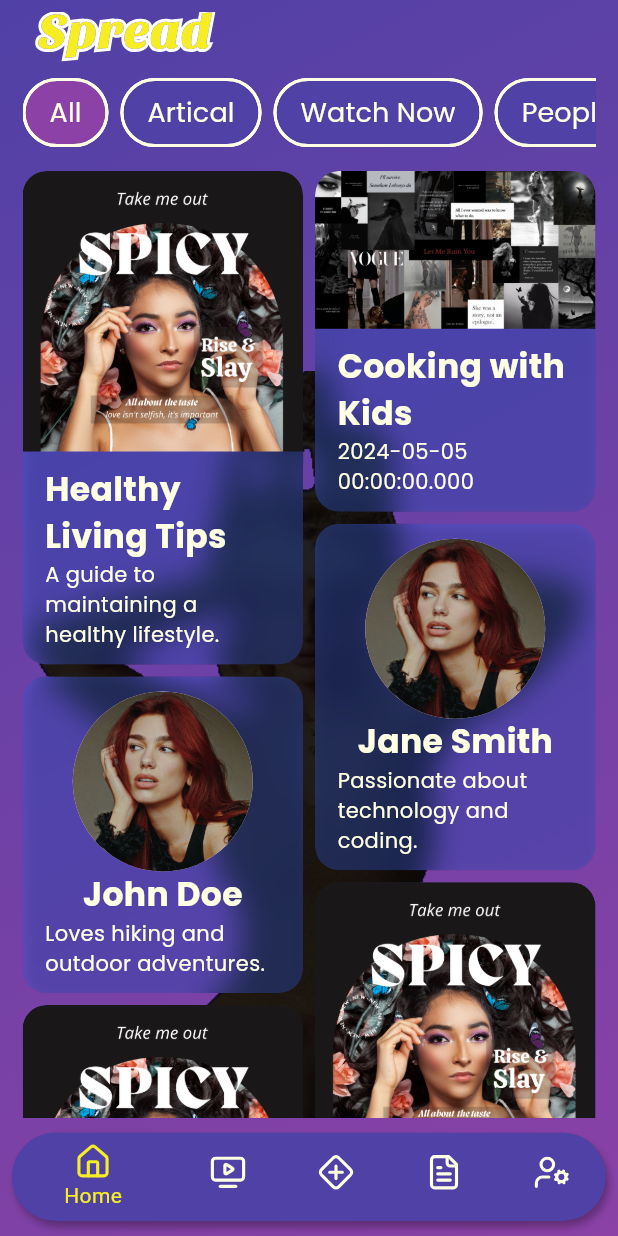
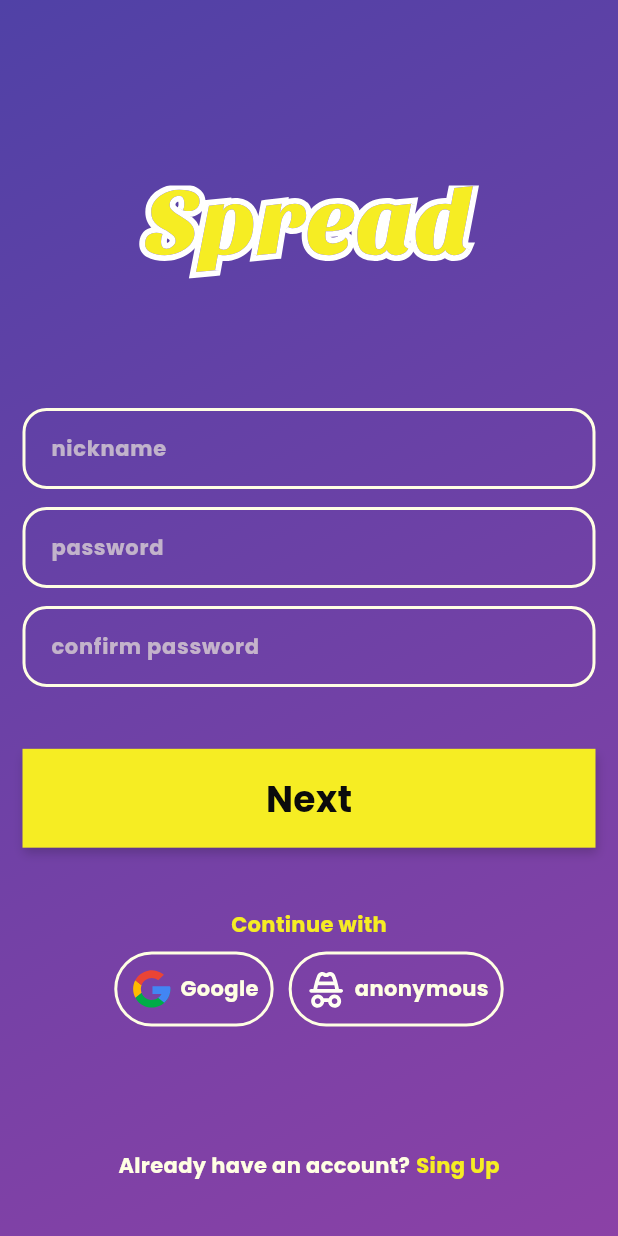
Before and after one commit to uchamod/Spread_app, a Flutter app: the screen it shows after launch, on a phone screen of 412 x 824 dp. Run offline on Flutter 3.47's test engine with Material 3 defaults, Android fonts, the phone set to English and light mode, and no system bars; our stand-ins replace firebase_core, flutter_svg, go_router, google_fonts; accounts and stored records are empty; project files that could hold a hidden picture were left out.

Commit message:
implemant front end for nitro and sing in page 1

```diff
--- a/lib/main.dart
+++ b/lib/main.dart
@@ -1,3 +1,4 @@
+import 'package:firebase_core/firebase_core.dart';
 import 'package:flutter/material.dart';
 import 'package:provider/provider.dart';
 import 'package:spread/provider/artical_provider.dart';
@@ -6,7 +7,10 @@ import 'package:spread/provider/people_provider.dart';
 import 'package:spread/provider/video_provider.dart';
 import 'package:spread/router/go_router.dart';
 
-void main() {
+void main() async {
+  WidgetsFlutterBinding.ensureInitialized();
+  await Firebase.initializeApp();
+
   runApp(
     MultiProvider(
       providers: [
--- /dev/null
+++ b/lib/pages/enter_pages/auth_page.dart
@@ -0,0 +1,117 @@
+import 'package:flutter/material.dart';
+import 'package:flutter_svg/svg.dart';
+import 'package:spread/util/constants.dart';
+import 'package:spread/util/texystyles.dart';
+import 'package:spread/widgets/extralogin.dart';
+import 'package:spread/widgets/reusable_button.dart';
+import 'package:spread/widgets/reusable_textformfield.dart';
+
+class AuthPage extends StatefulWidget {
+  const AuthPage({super.key});
+
+  @override
+  State<AuthPage> createState() => _AuthPageState();
+}
+
+class _AuthPageState extends State<AuthPage> {
+  //form field controllers
+  final TextEditingController _nameController = TextEditingController();
+  final TextEditingController _passwordController = TextEditingController();
+  final TextEditingController _passwordConfirmController =
+      TextEditingController();
+  //form key
+  final _formKey = GlobalKey<FormState>();
+  //varibels
+  final double filedpad = 12;
+
+  @override
+  Widget build(BuildContext context) {
+    final double topPad = MediaQuery.of(context).size.height * 0.15;
+    return Container(
+      padding: EdgeInsets.only(left: horPad, right: horPad, top: topPad),
+      decoration: const BoxDecoration(
+        //add greadient background
+        gradient: LinearGradient(
+            colors: [backgroundBlue, backgroundPurple],
+            begin: Alignment.topLeft,
+            end: Alignment.bottomRight),
+      ),
+      child: Scaffold(
+        backgroundColor: Colors.transparent,
+        body: SingleChildScrollView(
+          child: Form(
+            key: _formKey,
+            child: Column(
+              // mainAxisAlignment: MainAxisAlignment.spaceAround,
+              children: [
+                //sticker
+                SvgPicture.asset(
+                  "assets/adult/Spread.svg",
+                ),
+                SizedBox(
+                  height: MediaQuery.of(context).size.height * 0.1,
+                ),
+                //username
+                ReusableTextformfield(
+                  controller: _nameController,
+                  hint: "nickname",
+                  inputAction: TextInputAction.next,
+                  inputType: TextInputType.name,
+                  isShow: false,
+                ),
+                SizedBox(
+                  height: filedpad,
+                ),
+                //password
+                ReusableTextformfield(
+                  controller: _passwordController,
+                  hint: "password",
+                  inputAction: TextInputAction.next,
+                  inputType: TextInputType.name,
+                  isShow: true,
+                ),
+                SizedBox(
+                  height: filedpad,
+                ),
+                //confirm password
+                ReusableTextformfield(
+                  controller: _passwordConfirmController,
+                  hint: "confirm password",
+                  inputAction: TextInputAction.done,
+                  inputType: TextInputType.name,
+                  isShow: true,
+                ),
+                SizedBox(
+                  height: MediaQuery.of(context).size.height * 0.05,
+                ),
+                const ReusableButton(lable: "Next"),
+                SizedBox(
+                  height: MediaQuery.of(context).size.height * 0.05,
+                ),
+                const Extralogin(),
+                SizedBox(
+                  height: MediaQuery.of(context).size.height * 0.1,
+                ),
+                Row(
+                  mainAxisAlignment: MainAxisAlignment.center,
+                  children: [
+                    Text(
+                      "Already have an account?",
+                      style: Textstyles().body,
+                    ),
+                    const SizedBox(
+                      width: 4,
+                    ),
+                    Text("Sing Up",
+                        style:
+                            Textstyles().body.copyWith(color: primaryYellow)),
+                  ],
+                )
+              ],
+            ),
+          ),
+        ),
+      ),
+    );
+  }
+}
--- /dev/null
+++ b/lib/pages/enter_pages/intro_page.dart
@@ -0,0 +1,73 @@
+import 'package:flutter/material.dart';
+import 'package:flutter_svg/flutter_svg.dart';
+import 'package:spread/util/constants.dart';
+import 'package:spread/util/texystyles.dart';
+import 'package:spread/widgets/reusable_button.dart';
+
+class IntroPage extends StatelessWidget {
+  const IntroPage({super.key});
+//intro page
+  @override
+  Widget build(BuildContext context) {
+    return Container(
+      padding: const EdgeInsets.symmetric(horizontal: horPad, vertical: verPad),
+      decoration: const BoxDecoration(
+        //add greadient background
+        gradient: LinearGradient(
+            colors: [backgroundBlue, backgroundPurple],
+            begin: Alignment.topLeft,
+            end: Alignment.bottomRight),
+      ),
+      child: Scaffold(
+        backgroundColor: Colors.transparent,
+        body: Column(
+          children: [
+            SizedBox(
+              height: MediaQuery.of(context).size.height * 0.08,
+            ),
+            //sticker
+            SvgPicture.asset(
+              "assets/intro.svg",
+            ),
+            SizedBox(
+              height: MediaQuery.of(context).size.height * 0.08,
+            ),
+            //warning massage
+            Container(
+              padding: const EdgeInsets.symmetric(
+                  horizontal: horPad, vertical: verPad),
+              width: double.infinity,
+              decoration: BoxDecoration(
+                  borderRadius: BorderRadius.circular(16),
+                  border: Border.all(
+                    color: secondorywhite,
+                    width: 2,
+                  )),
+              child: Column(
+                mainAxisAlignment: MainAxisAlignment.spaceEvenly,
+                children: [
+                  Text(
+                    "WARNING",
+                    style: Textstyles()
+                        .title
+                        .copyWith(fontWeight: FontWeight.bold),
+                  ),
+                  Text(
+                    "This application may contain material intended for mature audiences, including explicit language, sexual content, violence, and substance use. Users must be 18 years or older to access this content. By proceeding, you confirm that you are of legal age and consent to viewing such material. Parental discretion is strongly advised.",
+                    style:
+                        Textstyles().body.copyWith(fontWeight: FontWeight.bold),
+                  ),
+                ],
+              ),
+            ),
+            SizedBox(
+              height: MediaQuery.of(context).size.height * 0.08,
+            ),
+            //button to sing up page 1
+            const ReusableButton(lable: "Next"),
+          ],
+        ),
+      ),
+    );
+  }
+}
--- a/lib/router/go_router.dart
+++ b/lib/router/go_router.dart
@@ -1,16 +1,32 @@
 import 'package:go_router/go_router.dart';
+import 'package:spread/pages/enter_pages/auth_page.dart';
+import 'package:spread/pages/enter_pages/intro_page.dart';
 import 'package:spread/pages/main_screen.dart';
 import 'package:spread/router/route_names.dart';
 
 //router class
 class RouterClass {
-  final router = GoRouter(initialLocation: "/", routes: [
+  final router = GoRouter(initialLocation: "/auth", routes: [
     GoRoute(
       path: "/",
       name: RouterNames.home,
       builder: (context, state) {
         return const MainScreen();
       },
+    ),
+    GoRoute(
+      path: "/intro",
+      name: RouterNames.introPage,
+      builder: (context, state) {
+        return const IntroPage();
+      },
+    ),
+    GoRoute(
+      path: "/auth",
+      name: RouterNames.authPage,
+      builder: (context, state) {
+        return const AuthPage();
+      },
     )
   ]);
 }
--- a/lib/router/route_names.dart
+++ b/lib/router/route_names.dart
@@ -1,4 +1,6 @@
 //route names
 class RouterNames {
   static const String home = "/";
+  static const String introPage = "intro";
+  static const String authPage = "auth";
 }
--- a/lib/util/constants.dart
+++ b/lib/util/constants.dart
@@ -9,4 +9,5 @@ const Color cardBlue = Color(0xff534CBE);
 const Color backgroundPurple = Color(0xff8B41A6);
 const Color secondorywhite = Color(0xffFFFFE3);
 const Color secondoryBlack = Color(0xff0B0B0C);
+const Color errorColor = Color(0xffFF3B29);
 Color cardColor = const Color(0xff3664f4).withOpacity(0.3);
--- a/lib/util/texystyles.dart
+++ b/lib/util/texystyles.dart
@@ -8,7 +8,7 @@ class Textstyles {
   TextStyle subtitle = GoogleFonts.poppins(
       fontSize: 18, fontWeight: FontWeight.w400, color: secondorywhite);
   TextStyle body = GoogleFonts.poppins(
-      fontSize: 14, fontWeight: FontWeight.w400, color: secondorywhite);
+      fontSize: 14, fontWeight: FontWeight.bold, color: secondorywhite);
   TextStyle label = GoogleFonts.poppins(
       fontSize: 10, fontWeight: FontWeight.w500, color: secondorywhite);
 }
--- /dev/null
+++ b/lib/widgets/extralogin.dart
@@ -0,0 +1,82 @@
+import 'package:flutter/material.dart';
+import 'package:flutter_svg/svg.dart';
+import 'package:spread/util/constants.dart';
+import 'package:spread/util/texystyles.dart';
+
+class Extralogin extends StatelessWidget {
+  const Extralogin({super.key});
+
+  @override
+  Widget build(BuildContext context) {
+    return Column(
+      children: [
+        //continue msg
+        Row(
+          mainAxisAlignment: MainAxisAlignment.spaceBetween,
+          children: [
+            const Divider(
+              color: secondorywhite,
+            ),
+            Text("Continue with",
+                style: Textstyles().body.copyWith(color: primaryYellow)),
+            const Divider(
+              color: secondorywhite,
+            )
+          ],
+        ),
+        const SizedBox(
+          height: 8,
+        ),
+        //login methods
+        Row(
+          mainAxisAlignment: MainAxisAlignment.center,
+          children: [
+            //google login
+            Container(
+              padding: const EdgeInsets.all(8),
+              decoration: BoxDecoration(
+                borderRadius: BorderRadius.circular(36),
+                border: Border.all(color: secondorywhite, width: 2),
+              ),
+              child: Row(
+                mainAxisAlignment: MainAxisAlignment.spaceBetween,
+                children: [
+                  SvgPicture.asset(
+                    "assets/Google.svg",
+                  ),
+                  const SizedBox(
+                    width: 4,
+                  ),
+                  Text("Google", style: Textstyles().body),
+                ],
+              ),
+            ),
+            const SizedBox(
+              width: verPad,
+            ),
+            //anonymous login
+            Container(
+              padding: const EdgeInsets.all(8),
+              decoration: BoxDecoration(
+                borderRadius: BorderRadius.circular(36),
+                border: Border.all(color: secondorywhite, width: 2),
+              ),
+              child: Row(
+                mainAxisAlignment: MainAxisAlignment.spaceBetween,
+                children: [
+                  SvgPicture.asset(
+                    "assets/incognito.svg",
+                  ),
+                  const SizedBox(
+                    width: 4,
+                  ),
+                  Text("anonymous", style: Textstyles().body),
+                ],
+              ),
+            ),
+          ],
+        )
+      ],
+    );
+  }
+}
--- /dev/null
+++ b/lib/widgets/reusable_button.dart
@@ -0,0 +1,32 @@
+import 'package:flutter/material.dart';
+import 'package:spread/util/constants.dart';
+import 'package:spread/util/texystyles.dart';
+
+class ReusableButton extends StatelessWidget {
+  final String lable;
+  const ReusableButton({super.key, required this.lable});
+  //reusable button
+  @override
+  Widget build(BuildContext context) {
+    return Container(
+      width: double.infinity,
+      height: MediaQuery.of(context).size.height * 0.08,
+      decoration: BoxDecoration(
+        color: primaryYellow,
+        boxShadow: [
+          BoxShadow(
+              color: secondoryBlack.withOpacity(0.2),
+              offset: const Offset(1, 4),
+              blurRadius: 5)
+        ],
+      ),
+      child: Center(
+        child: Text(
+          lable,
+          style:
+              Textstyles().title.copyWith(color: secondoryBlack, fontSize: 24),
+        ),
+      ),
+    );
+  }
+}
--- /dev/null
+++ b/lib/widgets/reusable_textformfield.dart
@@ -0,0 +1,58 @@
+import 'package:flutter/material.dart';
+import 'package:spread/util/constants.dart';
+import 'package:spread/util/texystyles.dart';
+
+class ReusableTextformfield extends StatefulWidget {
+  final TextEditingController controller;
+  final TextInputType inputType;
+  final TextInputAction inputAction;
+  final bool isShow;
+  final String hint;
+  const ReusableTextformfield(
+      {super.key,
+      required this.controller,
+      required this.inputType,
+      required this.inputAction,
+      required this.isShow,
+      required this.hint});
+
+  @override
+  State<ReusableTextformfield> createState() => _ReusableTextformfieldState();
+}
+
+class _ReusableTextformfieldState extends State<ReusableTextformfield> {
+  @override
+  Widget build(BuildContext context) {
+    //formfield
+    return TextFormField(
+      cursorColor: secondorywhite,
+      controller: widget.controller,
+      textInputAction: widget.inputAction,
+      keyboardType: widget.inputType,
+      obscureText: widget.isShow,
+      style: Textstyles().body.copyWith(fontSize: 16),
+      decoration: InputDecoration(
+        contentPadding:
+            const EdgeInsets.symmetric(horizontal: horPad, vertical: 15),
+        hintText: widget.hint,
+        hintStyle:
+            Textstyles().body.copyWith(color: secondorywhite.withOpacity(0.6)),
+        border: formFieldBorder(secondorywhite),
+        focusedBorder: formFieldBorder(secondorywhite),
+        errorBorder: formFieldBorder(errorColor),
+        enabledBorder: formFieldBorder(secondorywhite),
+      ),
+    );
+  }
+
+//border style
+  OutlineInputBorder formFieldBorder(Color borderColor) {
+    return OutlineInputBorder(
+      borderRadius: BorderRadius.circular(16),
+      borderSide: BorderSide(
+        color: borderColor,
+        width: 2,
+      ),
+    );
+  }
+}
```
Also changed, not shown: assets/Google.svg (added), assets/incognito.svg (added), assets/intro.svg (added), 5 other files.
